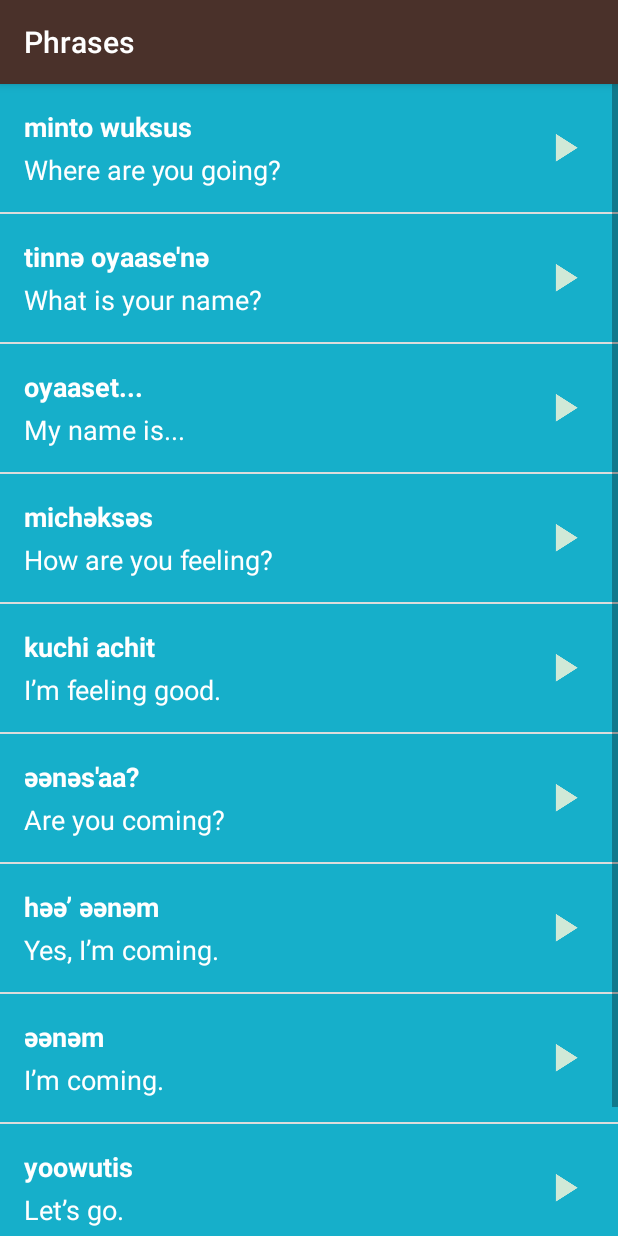
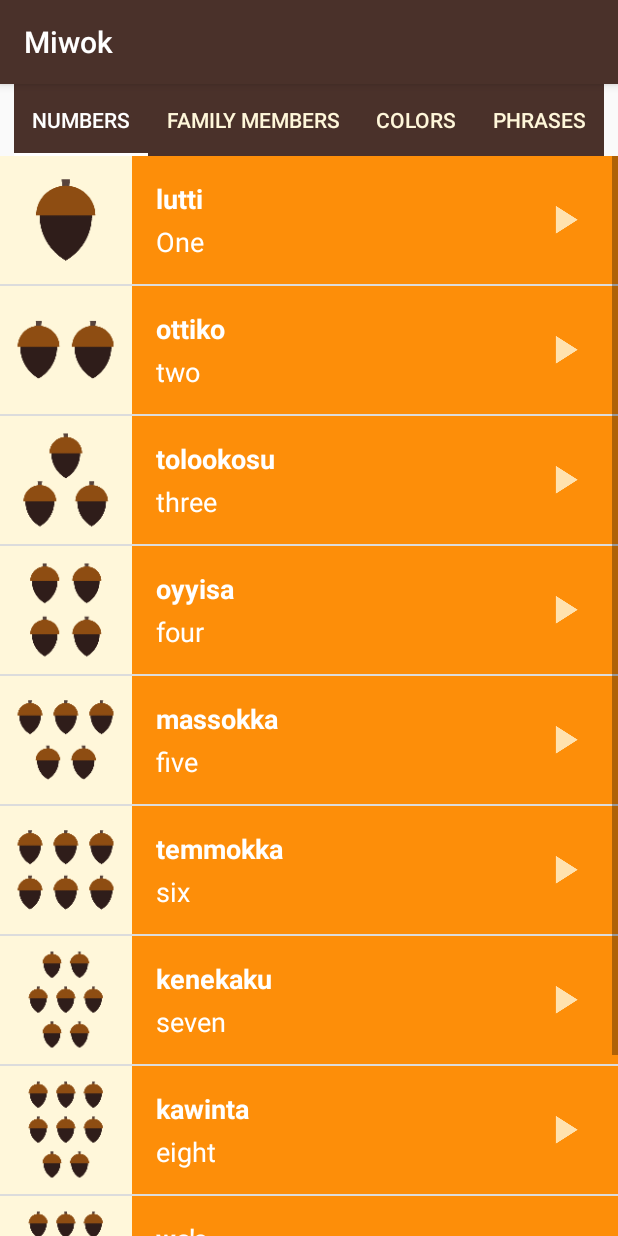
Before and after one commit to SidP919/ABND-Extra-Project-02-MiwokToEnglishDictionaryApp, an Android app: the screen it shows after launch (PhrasesActivity before the commit, CategoryActivity after it), after a tap on "Phrases", on a phone screen of 412 x 824 dp. Run offline under Robolectric (Android 15) with nearby library versions, the phone set to English and light mode, and no system bars.

Commit message:
Gave Tab and ViewPager Functionality to the Categories.

```diff
--- /dev/null
+++ b/app/src/main/java/com/example/android/miwok/CategoryActivity.java
@@ -0,0 +1,29 @@
+package com.example.android.miwok;
+
+import android.os.Bundle;
+import android.support.design.widget.TabLayout;
+import android.support.v4.view.ViewPager;
+import android.support.v7.app.AppCompatActivity;
+
+public class CategoryActivity extends AppCompatActivity {
+
+    @Override
+    protected void onCreate(Bundle savedInstanceState) {
+
+        super.onCreate(savedInstanceState);
+        setContentView(R.layout.activity_category);
+
+        // Find the view pager that will allow the user to swipe between fragments
+        ViewPager viewPager = (ViewPager) findViewById(R.id.viewpager);
+
+        // Create an adapter that knows which fragment should be shown on each page
+        SimpleFragmentPagerAdapter adapter = new SimpleFragmentPagerAdapter(getSupportFragmentManager());
+
+        // Set the adapter onto the view pager
+        viewPager.setAdapter(adapter);
+
+        // Give the TabLayout the ViewPager
+        TabLayout tabLayout = (TabLayout) findViewById(R.id.sliding_tabs);
+        tabLayout.setupWithViewPager(viewPager);
+    }
+}
--- /dev/null
+++ b/app/src/main/java/com/example/android/miwok/FamilyFragment.java
@@ -0,0 +1,59 @@
+package com.example.android.miwok;
+
+
+import android.os.Bundle;
+import android.support.v4.app.Fragment;
+import android.view.LayoutInflater;
+import android.view.View;
+import android.view.ViewGroup;
+import android.widget.ListView;
+
+import java.util.ArrayList;
+
+/**
+ * A simple {@link Fragment} subclass.
+ */
+public class FamilyFragment extends Fragment {
+
+    private ArrayList<Word> words;
+    private ListView list;
+
+    public FamilyFragment() {
+        // Required empty public constructor
+    }
+
+    @Override
+    public View onCreateView(LayoutInflater inflater,
+                             ViewGroup container,
+                             Bundle savedInstanceState) {
+
+        View rootView = inflater.inflate(R.layout.word_list, container, false);
+
+        words = new ArrayList<>();
+        words.add(new Word("father", "әpә", R.drawable.family_father, R.raw.family_father));
+        words.add(new Word("mother", "әṭa", R.drawable.family_mother, R.raw.family_mother));
+        words.add(new Word("son", "angsi", R.drawable.family_son, R.raw.family_son));
+        words.add(new Word("daughter", "tune", R.drawable.family_daughter, R.raw.family_daughter));
+        words.add(new Word("older brother", "taachi", R.drawable.family_older_brother, R.raw.family_older_brother));
+        words.add(new Word("younger brother", "chalitti", R.drawable.family_younger_brother, R.raw.family_younger_brother));
+        words.add(new Word("older sister", "teṭe", R.drawable.family_older_sister, R.raw.family_older_sister));
+        words.add(new Word("younger sister", "kolliti", R.drawable.family_younger_sister, R.raw.family_younger_sister));
+        words.add(new Word("grandmother", "ama", R.drawable.family_grandmother, R.raw.family_grandmother));
+        words.add(new Word("grandfather", "paapa", R.drawable.family_grandfather, R.raw.family_grandfather));
+
+        list = rootView.findViewById(R.id.list);
+        WordAdapter itemsAdapter = new WordAdapter(FamilyFragment.super.getContext(), words, R.color.category_family);
+        list.setAdapter(itemsAdapter);
+//        list.setBackgroundColor(getResources().getColor(R.color.category_family));
+        list.setOnItemClickListener(new MyListViewItemClickListener());
+
+        return rootView;
+    }
+
+    @Override
+    public void onStop() {
+        super.onStop();
+        new AudioPlay();
+    }
+
+}
--- a/app/src/main/java/com/example/android/miwok/MainActivity.java
+++ b/app/src/main/java/com/example/android/miwok/MainActivity.java
@@ -37,16 +37,20 @@ public class MainActivity extends AppCompatActivity {
     private class MyListener implements View.OnClickListener {
         @Override
         public void onClick(View view){
-                switch (view.getId()){
-                    case R.id.numbers : startActivity(new Intent(MainActivity.this, NumbersActivity.class));
-                        break;
-                    case R.id.family : startActivity(new Intent(MainActivity.this, FamilyActivity.class));
-                        break;
-                    case R.id.colors : startActivity(new Intent(MainActivity.this, ColorsActivity.class));
-                        break;
-                    case R.id.phrases : startActivity(new Intent(MainActivity.this, PhrasesActivity.class));
-                        break;
-                    case R.id.MainActivity_TextView_Developer: {
+//                switch (view.getId()){
+//                    case R.id.numbers : startActivity(new Intent(MainActivity.this, NumbersActivity.class));
+//                        break;
+//                    case R.id.family : startActivity(new Intent(MainActivity.this, FamilyActivity.class));
+//                        break;
+//                    case R.id.colors : startActivity(new Intent(MainActivity.this, ColorsActivity.class));
+//                        break;
+//                    case R.id.phrases : startActivity(new Intent(MainActivity.this, PhrasesActivity.class));
+//                        break;
+//                    case R.id.MainActivity_TextView_Developer: { }
+//                    break;
+//            }
+
+            if (view.getId() == R.id.MainActivity_TextView_Developer) {
                 final TextView dedicatedView = findViewById(R.id.MainActivity_TextView_DedicatedTo);
                 dedicatedView.setVisibility(View.VISIBLE);
                 final Handler handler = new Handler();
@@ -56,8 +60,8 @@ public class MainActivity extends AppCompatActivity {
                         dedicatedView.setVisibility(View.GONE);
                     }
                 }, 1200);
-                    }
-                    break;
+            } else {
+                startActivity(new Intent(MainActivity.this, CategoryActivity.class));
             }
         }
     }
--- /dev/null
+++ b/app/src/main/java/com/example/android/miwok/NumbersFragment.java
@@ -0,0 +1,57 @@
+package com.example.android.miwok;
+
+
+import android.os.Bundle;
+import android.support.v4.app.Fragment;
+import android.view.LayoutInflater;
+import android.view.View;
+import android.view.ViewGroup;
+import android.widget.ListView;
+
+import java.util.ArrayList;
+
+/**
+ * A simple {@link Fragment} subclass.
+ */
+public class NumbersFragment extends Fragment {
+
+    private ArrayList<Word> words;
+    private ListView list;
+
+    public NumbersFragment() {
+        // Required empty public constructor
+    }
+
+    @Override
+    public View onCreateView(LayoutInflater inflater, ViewGroup container,
+                             Bundle savedInstanceState) {
+        View rootView = inflater.inflate(R.layout.word_list, container, false);
+
+        words = new ArrayList<>();
+        words.add(new Word("One", "lutti", R.drawable.number_one, R.raw.number_one));
+        words.add(new Word("two", "ottiko", R.drawable.number_two, R.raw.number_two));
+        words.add(new Word("three", "tolookosu", R.drawable.number_three, R.raw.number_three));
+        words.add(new Word("four", "oyyisa", R.drawable.number_four, R.raw.number_four));
+        words.add(new Word("five", "massokka", R.drawable.number_five, R.raw.number_five));
+        words.add(new Word("six", "temmokka", R.drawable.number_six, R.raw.number_six));
+        words.add(new Word("seven", "kenekaku", R.drawable.number_seven, R.raw.number_seven));
+        words.add(new Word("eight", "kawinta", R.drawable.number_eight, R.raw.number_eight));
+        words.add(new Word("nine", "wo'e", R.drawable.number_nine, R.raw.number_nine));
+        words.add(new Word("ten", "na'aacha", R.drawable.number_ten, R.raw.number_ten));
+
+        list = rootView.findViewById(R.id.list);
+        WordAdapter itemsAdapter = new WordAdapter(getActivity(), words, R.color.category_numbers);
+        list.setAdapter(itemsAdapter);
+
+        list.setOnItemClickListener(new MyListViewItemClickListener());
+//        list.setBackgroundColor(getResources().getColor());
+
+        return rootView;
+    }
+
+    @Override
+    public void onStop() {
+        super.onStop();
+        new AudioPlay();
+    }
+}
--- a/app/src/main/java/com/example/android/miwok/PhrasesActivity.java
+++ b/app/src/main/java/com/example/android/miwok/PhrasesActivity.java
@@ -2,44 +2,16 @@ package com.example.android.miwok;
 
 import android.os.Bundle;
 import android.support.v7.app.AppCompatActivity;
-import android.widget.ListView;
-
-import java.util.ArrayList;
 
 public class PhrasesActivity extends AppCompatActivity {
-
-    private ArrayList<Word> words;
-    private ListView list;
 
     @Override
     protected void onCreate(Bundle savedInstanceState) {
         super.onCreate(savedInstanceState);
-        setContentView(R.layout.word_list);
+        setContentView(R.layout.activity_category);
 
-        words = new ArrayList<>();
-        words.add(new Word("Where are you going?", "minto wuksus", R.raw.phrase_where_are_you_going));
-        words.add(new Word("What is your name?", "tinnә oyaase'nә", R.raw.phrase_what_is_your_name));
-        words.add(new Word("My name is...", "oyaaset...", R.raw.phrase_my_name_is));
-        words.add(new Word("How are you feeling?", "michәksәs", R.raw.phrase_how_are_you_feeling));
-        words.add(new Word("I’m feeling good.", "kuchi achit", R.raw.phrase_im_feeling_good));
-        words.add(new Word("Are you coming?", "әәnәs'aa?", R.raw.phrase_are_you_coming));
-        words.add(new Word("Yes, I’m coming.", "hәә’ әәnәm", R.raw.phrase_yes_im_coming));
-        words.add(new Word("I’m coming.", "әәnәm", R.raw.phrase_im_coming));
-        words.add(new Word("Let’s go.", "yoowutis", R.raw.phrase_lets_go));
-        words.add(new Word("Come here.", "әnni'nem", R.raw.phrase_come_here));
-
-        list = findViewById(R.id.list);
-        WordAdapter itemsAdapter = new WordAdapter(this, words, R.color.category_phrases);
-        list.setAdapter(itemsAdapter);
-
-        list.setOnItemClickListener(new MyListViewItemClickListener());
-
-//        list.setBackgroundColor(getResources().getColor(R.color.category_phrases));
+        getSupportFragmentManager().beginTransaction()
+                .replace(R.id.container, new PhrasesFragment())
+                .commit();
     }
-
-    @Override
-    protected void onStop() {
-        super.onStop();
-    }
-
 }
--- /dev/null
+++ b/app/src/main/java/com/example/android/miwok/SimpleFragmentPagerAdapter.java
@@ -0,0 +1,40 @@
+package com.example.android.miwok;
+
+import android.support.v4.app.Fragment;
+import android.support.v4.app.FragmentManager;
+import android.support.v4.app.FragmentPagerAdapter;
+
+public class SimpleFragmentPagerAdapter extends FragmentPagerAdapter {
+
+    private String tabTitles[] = {"Numbers", "Family Members", "Colors", "Phrases"};
+
+    public SimpleFragmentPagerAdapter(FragmentManager fm) {
+
+        super(fm);
+    }
+
+    @Override
+    public Fragment getItem(int position) {
+        if (position == 0) {
+            return new NumbersFragment();
+        } else if (position == 1) {
+            return new FamilyFragment();
+        } else if (position == 2) {
+            return new ColorsFragment();
+        } else if (position == 3) {
+            return new PhrasesFragment();
+        } else
+            return null;
+    }
+
+    @Override
+    public int getCount() {
+        return 4;
+    }
+
+    @Override
+    public CharSequence getPageTitle(int position) {
+        // Generate title based on item position
+        return tabTitles[position];
+    }
+}
--- /dev/null
+++ b/app/src/main/res/layout/activity_category.xml
@@ -0,0 +1,24 @@
+<?xml version="1.0" encoding="utf-8"?>
+<LinearLayout xmlns:android="http://schemas.android.com/apk/res/android"
+    xmlns:app="http://schemas.android.com/apk/res-auto"
+    android:id="@+id/container"
+    android:layout_width="match_parent"
+    android:layout_height="match_parent"
+    android:orientation="vertical">
+
+    <android.support.design.widget.TabLayout
+        android:id="@+id/sliding_tabs"
+        android:layout_width="match_parent"
+        android:layout_height="wrap_content"
+        app:tabBackground="@color/primary_color"
+        app:tabGravity="center"
+        app:tabIndicatorColor="@color/bgcolor_for_numbers_main_custom_view_ImageView"
+        app:tabMode="scrollable"
+        app:tabSelectedTextColor="@color/bgcolor_for_numbers_main_custom_view_ImageView"
+        app:tabTextColor="@color/tan_background" />
+
+    <android.support.v4.view.ViewPager
+        android:id="@+id/viewpager"
+        android:layout_width="match_parent"
+        android:layout_height="match_parent" />
+</LinearLayout>
--- a/app/src/main/res/values/strings.xml
+++ b/app/src/main/res/values/strings.xml
@@ -27,4 +27,5 @@
 
     <!-- Category name for the vocabulary words for family members [CHAR LIMIT=20] -->
     <string name="category_family">Family Members</string>
+
 </resources>
```
Also changed, not shown: app/src/main/AndroidManifest.xml (+14 -8 lines), app/src/main/java/com/example/android/miwok/AudioPlay.java (+22 -0 lines), app/src/main/java/com/example/android/miwok/ColorsActivity.java (+4 -30 lines), app/src/main/java/com/example/android/miwok/ColorsFragment.java (added, +60 -0 lines), app/src/main/java/com/example/android/miwok/FamilyActivity.java (+4 -30 lines), app/src/main/java/com/example/android/miwok/NumbersActivity.java (+4 -32 lines), app/src/main/java/com/example/android/miwok/PhrasesFragment.java (added, +59 -0 lines). Lines whose indentation alone changed are shown as unchanged.
